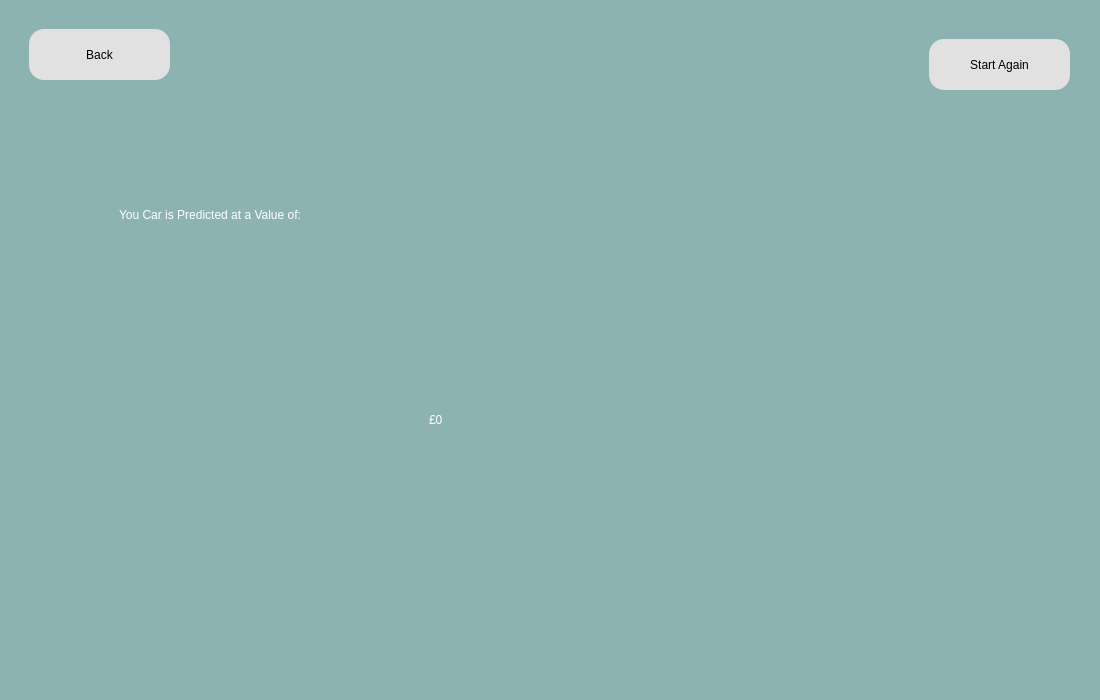
Rizi22/Using-Machine-Learning-Algorithms-to-Predict-the-Price-of-Pre-owned-Cars, file predictionUI.ui: the form before one commit.
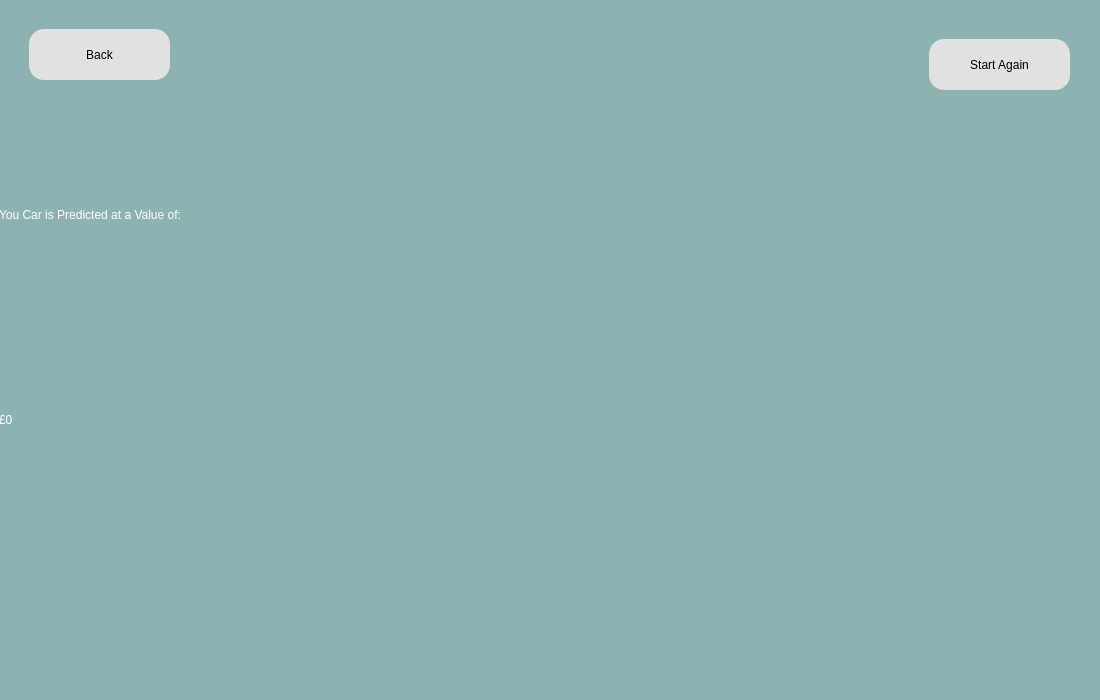
The form after the commit.

Commit message: Decision Tree and KNN algorithms use the same UI page

Patch:
```diff
--- a/predictionUI.ui
+++ b/predictionUI.ui
@@ -30,9 +30,9 @@
    <widget class="QLabel" name="label">
     <property name="geometry">
      <rect>
-      <x>140</x>
+      <x>20</x>
       <y>80</y>
-      <width>891</width>
+      <width>1101</width>
       <height>271</height>
      </rect>
     </property>
@@ -50,9 +50,9 @@
    <widget class="QLabel" name="label_2">
     <property name="geometry">
      <rect>
-      <x>450</x>
+      <x>20</x>
       <y>350</y>
-      <width>371</width>
+      <width>1101</width>
       <height>141</height>
      </rect>
     </property>
```
The commit also changes 7 other files.
